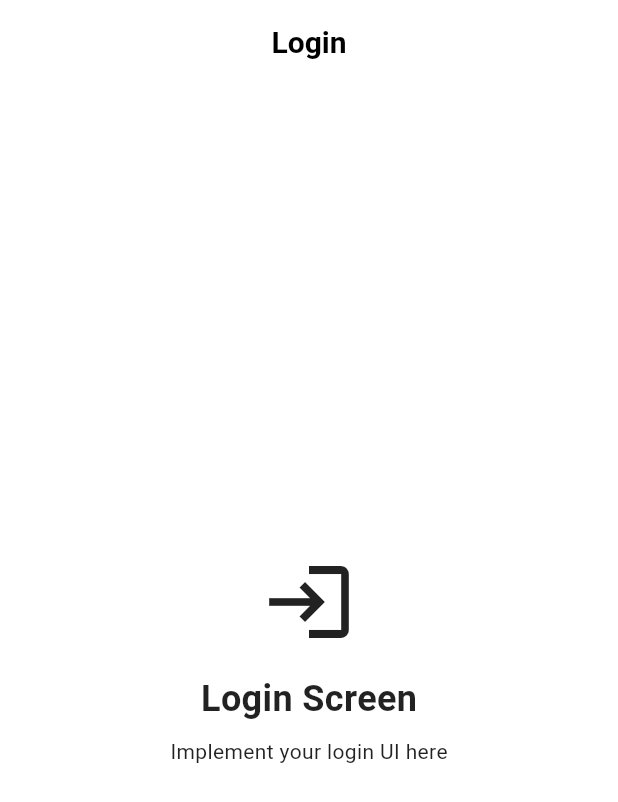
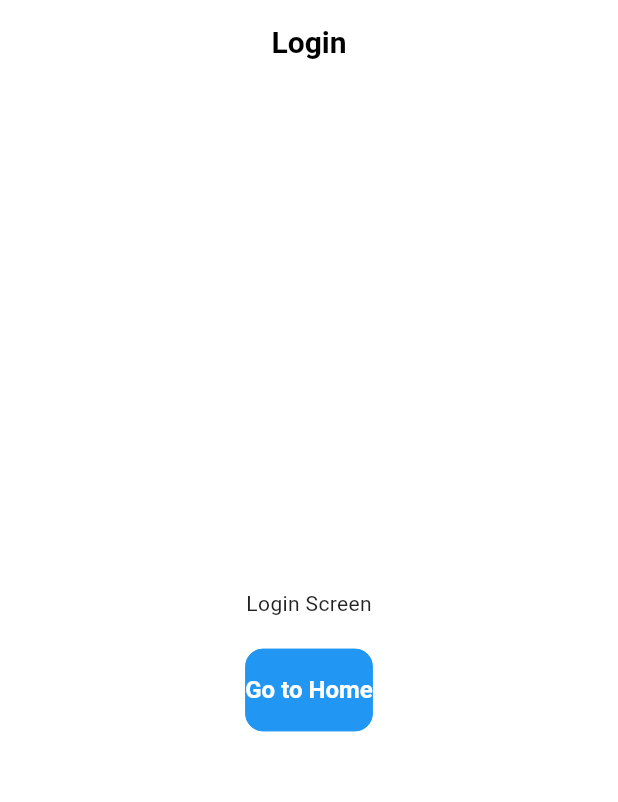
Before and after one commit to Dev-Ninjas-Backup/jesusvlsco, a Flutter app: the LoginScreen screen opened by its route, on a phone screen of 412 x 824 dp. Shown: the top 802 px of the screen. Run offline on Flutter 3.47's test engine with Material 3 defaults, Android fonts, the phone set to English and light mode, and no system bars; our stand-ins replace flutter_screenutil, get, go_router, google_fonts, logger.

Commit message:
feat: Add Login functionality and integrate LoginController with routing

```diff
--- a/lib/core/bindings/controller_binder.dart
+++ b/lib/core/bindings/controller_binder.dart
@@ -1,5 +1,6 @@
 import 'package:get/get.dart';
 import 'package:jesusvlsco/core/controllers/app_controller.dart';
+import 'package:jesusvlsco/features/auth/controller/login_controller.dart';
 
 class ControllerBinder extends Bindings {
   @override
@@ -16,5 +17,7 @@ class ControllerBinder extends Bindings {
     // You can add more controllers here as needed
     // Get.lazyPut<HomeController>(() => HomeController());
     // Get.lazyPut<SettingsController>(() => SettingsController());
+
+    Get.put(LoginController());
   }
 }
--- a/lib/features/auth/controller/login_controller.dart
+++ b/lib/features/auth/controller/login_controller.dart
@@ -2,4 +2,10 @@ import 'package:get/get.dart';
 
 class LoginController extends GetxController {
   //
+  bool isLoading = false;
+
+  void login() {
+    isLoading = true;
+    update();
+  }
 }
--- a/lib/routes/guards/auth_guard.dart
+++ b/lib/routes/guards/auth_guard.dart
@@ -1,5 +1,7 @@
 import 'package:flutter/material.dart';
+import 'package:get/get.dart';
 import 'package:go_router/go_router.dart';
+import 'package:jesusvlsco/features/auth/controller/login_controller.dart';
 
 /// Authentication guard for protecting routes
 class AuthGuard {
@@ -9,7 +11,9 @@ class AuthGuard {
   static bool get _isAuthenticated {
     // TODO: Replace with actual authentication check
     // Example: return AuthService.instance.isLoggedIn;
-    return true; // For demo purposes
+    bool isAuthenticated = Get.find<LoginController>().isLoading;
+    // For demo purposes
+    return isAuthenticated;
   }
 
   /// Mock user onboarding state
--- a/lib/routes/routes/auth_routes.dart
+++ b/lib/routes/routes/auth_routes.dart
@@ -1,5 +1,6 @@
 import 'package:flutter/material.dart';
 import 'package:go_router/go_router.dart';
+import 'package:jesusvlsco/features/auth/screen/login_screen.dart';
 
 import '../../features/splasho_screen/screen/splasho_screen.dart';
 import '../config/route_constants.dart';
@@ -25,12 +26,19 @@ class AuthRoutes {
     GoRoute(
       path: RoutePaths.login,
       name: RouteNames.login,
-      pageBuilder: (context, state) => CustomTransitionPage<void>(
-        key: state.pageKey,
-        child: const LoginScreen(),
-        transitionsBuilder: app_router.RouterConfig.fadeTransition,
-      ),
+      builder: (context, state) {
+        return const LoginScreen();
+      },
     ),
+    // GoRoute(
+    //   path: RoutePaths.login,
+    //   name: RouteNames.login,
+    //   pageBuilder: (context, state) => CustomTransitionPage<void>(
+    //     key: state.pageKey,
+    //     child: const LoginScreen(),
+    //     transitionsBuilder: app_router.RouterConfig.fadeTransition,
+    //   ),
+    // ),
 
     // Register screen (placeholder)
     GoRoute(
@@ -60,34 +68,34 @@ class AuthRoutes {
 }
 
 /// Login Screen Widget
-class LoginScreen extends StatelessWidget {
-  const LoginScreen({super.key});
+// class LoginScreen extends StatelessWidget {
+//   const LoginScreen({super.key});
 
-  @override
-  Widget build(BuildContext context) {
-    return Scaffold(
-      appBar: AppBar(
-        title: const Text('Login'),
-        automaticallyImplyLeading: false,
-      ),
-      body: const Center(
-        child: Column(
-          mainAxisAlignment: MainAxisAlignment.center,
-          children: [
-            Icon(Icons.login, size: 64),
-            SizedBox(height: 16),
-            Text(
-              'Login Screen',
-              style: TextStyle(fontSize: 24, fontWeight: FontWeight.bold),
-            ),
-            SizedBox(height: 8),
-            Text('Implement your login UI here'),
-          ],
-        ),
-      ),
-    );
-  }
-}
+//   @override
+//   Widget build(BuildContext context) {
+//     return Scaffold(
+//       appBar: AppBar(
+//         title: const Text('Login'),
+//         automaticallyImplyLeading: false,
+//       ),
+//       body: const Center(
+//         child: Column(
+//           mainAxisAlignment: MainAxisAlignment.center,
+//           children: [
+//             Icon(Icons.login, size: 64),
+//             SizedBox(height: 16),
+//             Text(
+//               'Login Screen',
+//               style: TextStyle(fontSize: 24, fontWeight: FontWeight.bold),
+//             ),
+//             SizedBox(height: 8),
+//             Text('Implement your login UI here'),
+//           ],
+//         ),
+//       ),
+//     );
+//   }
+// }
 
 /// Register Screen Widget (Placeholder)
 class RegisterScreen extends StatelessWidget {
```
Also changed, not shown: lib/app.dart (+11 -13 lines), lib/features/auth/screen/login_screen.dart (+28 -1 lines).
